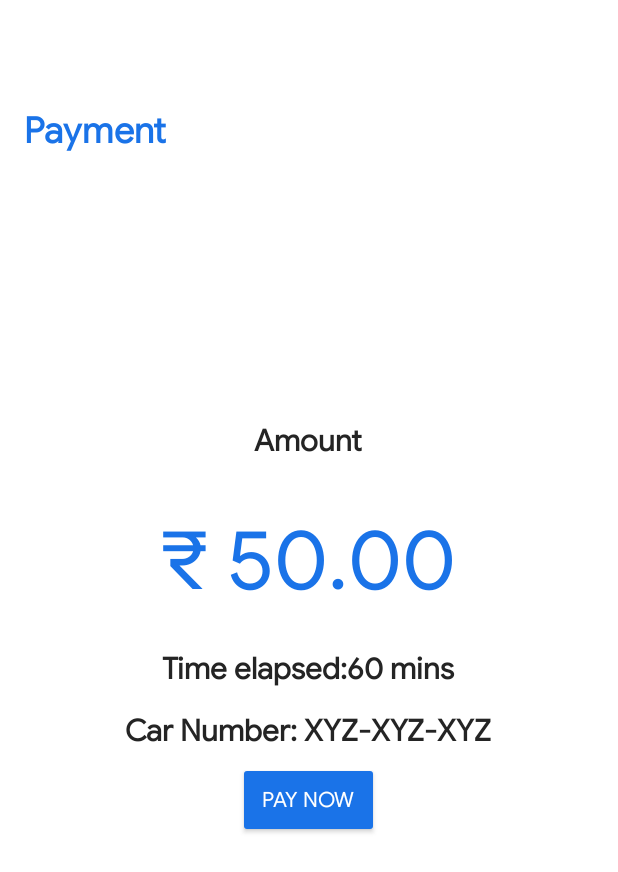
After one commit to Beesechurgers/Parker, an Android app: the PaymentActivity screen opened directly, with no data from a screen before it, on a phone screen of 412 x 824 dp. The commit adds this screen. Shown: the top 872 px of the screen. Run offline under Robolectric (Android 15) with nearby library versions, the phone set to English and light mode, and no system bars.

Commit message:
App: Add payment activity

```diff
--- a/app/src/main/AndroidManifest.xml
+++ b/app/src/main/AndroidManifest.xml
@@ -1,17 +1,4 @@
-<?xml version="1.0" encoding="utf-8"?><!--
-  ~ Copyright (c) 2021, Beesechurgers <https://github.com/Beesechurgers>
-  ~
-  ~ Permission is hereby granted, free of charge, to any person obtaining a copy
-  ~ of this software and associated documentation files (the "Software"), to deal
-  ~ in the Software without restriction, including without limitation the rights
-  ~ to use, copy, modify, merge, publish, distribute, sublicense, and/or sell
-  ~ copies of the Software, and to permit persons to whom the Software is
-  ~ furnished to do so, subject to the following conditions:
-  ~
-  ~ The above copyright notice and this permission notice shall be included in all
-  ~ copies or substantial portions of the Software.
-  -->
-
+<?xml version="1.0" encoding="utf-8"?>
 <manifest xmlns:android="http://schemas.android.com/apk/res/android"
     xmlns:tools="http://schemas.android.com/tools"
     package="com.beesechurgers.parker">
@@ -20,7 +7,6 @@
 
     <uses-permission android:name="android.permission.CAMERA" />
     <uses-permission android:name="android.permission.INTERNET" />
-    <!--    <uses-permission android:name="com.google.android.c2dm.permission.RECEIVE" />-->
 
     <application
         android:name=".App"
@@ -30,7 +16,8 @@
         android:roundIcon="@mipmap/ic_launcher_round"
         android:supportsRtl="true"
         android:theme="@style/Theme.ParkerApp">
-        <activity android:name=".ScannerActivity"></activity>
+        <activity android:name=".PaymentActivity"></activity>
+        <activity android:name=".ScannerActivity" />
         <activity
             android:name=".CarNumberActivity"
             android:configChanges="uiMode" />
@@ -54,17 +41,20 @@
             <intent-filter>
                 <action android:name="com.google.firebase.MESSAGING_EVENT" />
                 <action android:name="com.google.firebase.INSTANCE_ID_EVENT" />
-                <!--                <action android:name="com.google.android.c2dm.intent.RECEIVE" />-->
+                <!-- <action android:name="com.google.android.c2dm.intent.RECEIVE" /> -->
             </intent-filter>
         </service>
-
-        <!-- Set custom default icon. This is used when no icon is set for incoming notification messages.
-     See README(https://goo.gl/l4GJaQ) for more. -->
+        <!--
+ Set custom default icon. This is used when no icon is set for incoming notification messages.
+     See README(https://goo.gl/l4GJaQ) for more.
+        -->
         <meta-data
             android:name="com.google.firebase.messaging.default_notification_icon"
             android:resource="@drawable/ic_round_local_parking_24" />
-        <!-- Set color used with incoming notification messages. This is used when no color is set for the incoming
-             notification message. See README(https://goo.gl/6BKBk7) for more. -->
+        <!--
+ Set color used with incoming notification messages. This is used when no color is set for the incoming
+             notification message. See README(https://goo.gl/6BKBk7) for more.
+        -->
         <meta-data
             android:name="com.google.firebase.messaging.default_notification_color"
             android:resource="@color/colorAccent" />
--- /dev/null
+++ b/app/src/main/java/com/beesechurgers/parker/PaymentActivity.java
@@ -0,0 +1,14 @@
+package com.beesechurgers.parker;
+
+import androidx.appcompat.app.AppCompatActivity;
+
+import android.os.Bundle;
+
+public class PaymentActivity extends AppCompatActivity {
+
+    @Override
+    protected void onCreate(Bundle savedInstanceState) {
+        super.onCreate(savedInstanceState);
+        setContentView(R.layout.activity_payment);
+    }
+}
--- /dev/null
+++ b/app/src/main/res/layout/activity_payment.xml
@@ -0,0 +1,72 @@
+<?xml version="1.0" encoding="utf-8"?>
+<androidx.coordinatorlayout.widget.CoordinatorLayout xmlns:android="http://schemas.android.com/apk/res/android"
+    xmlns:app="http://schemas.android.com/apk/res-auto"
+    xmlns:tools="http://schemas.android.com/tools"
+    android:layout_width="match_parent"
+    android:layout_height="match_parent"
+    tools:context=".PaymentActivity">
+    <androidx.appcompat.widget.AppCompatTextView
+        android:layout_width="wrap_content"
+        android:layout_height="wrap_content"
+        android:layout_marginTop="56dp"
+        android:padding="16dp"
+        android:text="@string/payment"
+        android:textColor="@color/colorAccent"
+        android:textSize="24sp"
+        android:textStyle="bold" />
+
+    <LinearLayout
+        android:layout_width="match_parent"
+        android:layout_height="wrap_content"
+        android:layout_gravity="center"
+        android:orientation="vertical">
+
+        <androidx.appcompat.widget.AppCompatTextView
+            android:layout_width="wrap_content"
+            android:layout_height="wrap_content"
+            android:layout_gravity="center_horizontal"
+            android:text="@string/amount"
+            android:padding="16sp"
+            android:textColor="@color/textColor"
+            android:textSize="20sp"
+            android:textStyle="bold"/>
+
+        <androidx.appcompat.widget.AppCompatTextView
+            android:layout_width="wrap_content"
+            android:layout_height="wrap_content"
+            android:layout_gravity="center_horizontal"
+            android:text="\u20B9 50.00"
+            android:padding="16sp"
+            android:textSize="56sp"
+            android:textColor="@color/colorAccent"/>
+        <androidx.appcompat.widget.AppCompatTextView
+            android:layout_width="wrap_content"
+            android:layout_height="wrap_content"
+            android:layout_gravity="center_horizontal"
+            android:padding="8dp"
+            android:text="@string/time_elapsed"
+            android:textColor="@color/textColor"
+            android:textSize="20sp"
+            android:textStyle="bold"/>
+        <androidx.appcompat.widget.AppCompatTextView
+            android:layout_width="wrap_content"
+            android:layout_height="wrap_content"
+            android:layout_gravity="center_horizontal"
+            android:textColor="@color/textColor"
+            android:text="Car Number: XYZ-XYZ-XYZ"
+            android:padding="8dp"
+            android:textSize="20sp"
+            android:textStyle="bold"/>
+        <androidx.appcompat.widget.AppCompatButton
+            android:layout_width="wrap_content"
+            android:layout_height="wrap_content"
+            android:layout_gravity="center_horizontal"
+            android:text="@string/pay_now"
+            android:textColor="@color/white"
+            android:padding="16dp"
+            android:backgroundTint="@color/colorAccent"
+            />
+    </LinearLayout>
+
+
+</androidx.coordinatorlayout.widget.CoordinatorLayout>
--- a/app/src/main/res/values/strings.xml
+++ b/app/src/main/res/values/strings.xml
@@ -33,4 +33,9 @@
     <string name="processing">Processing …</string>
     <string name="car_already_entered_error">This car number has already entered some other parking lot</string>
     <string name="payment_pending_error">Payment from previous parking isn\'t completed</string>
+    <string name="payment">Payment</string>
+    <string name="amount">Amount</string>
+    <string name="amount">Amount</string>
+    <string name="time_elapsed">Time elapsed:60 mins</string>
+    <string name="pay_now">Pay Now</string>
 </resources>
```
